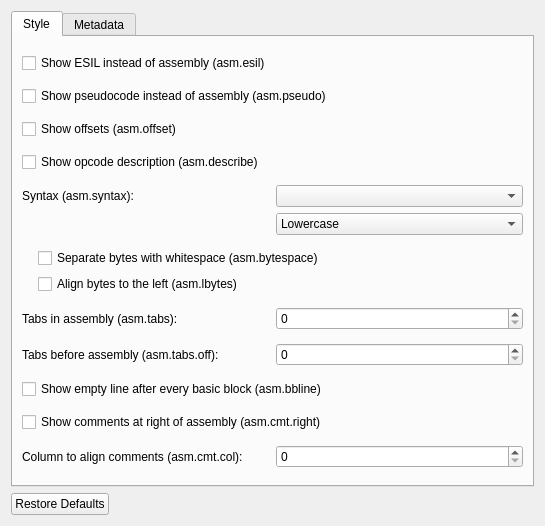
Old version of the form src/dialogs/preferences/AsmOptionsWidget.ui in the repository rizinorg/cutter.
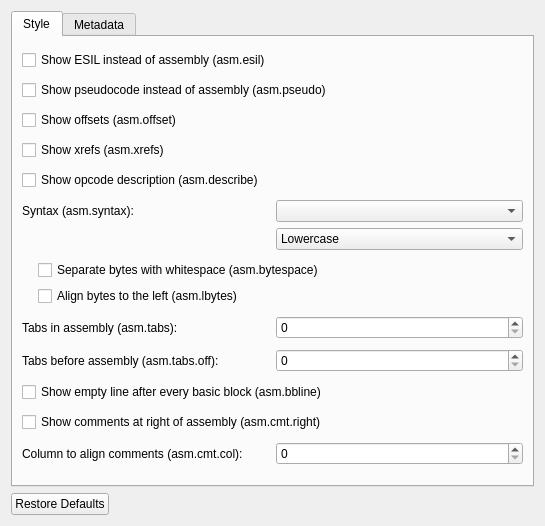
New version of the form.

Commit message: Added 'asm.xrefs' option in preferences dialog

Diff of the .ui file:
```diff
--- a/src/dialogs/preferences/AsmOptionsWidget.ui
+++ b/src/dialogs/preferences/AsmOptionsWidget.ui
@@ -45,6 +45,13 @@
          </property>
         </widget>
        </item>
+       <item>
+        <widget class="QCheckBox" name="xrefCheckBox">
+         <property name="text">
+          <string>Show xrefs (asm.xrefs)</string>
+         </property>
+        </widget>
+       </item>
        <item>
         <widget class="QCheckBox" name="describeCheckBox">
          <property name="text">
```
The commit also changes 2 other files.
